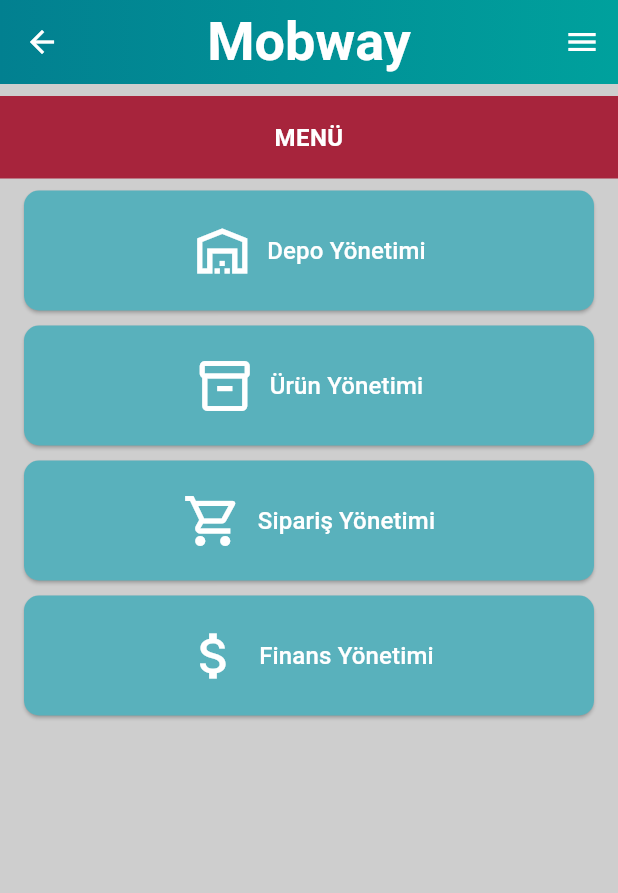
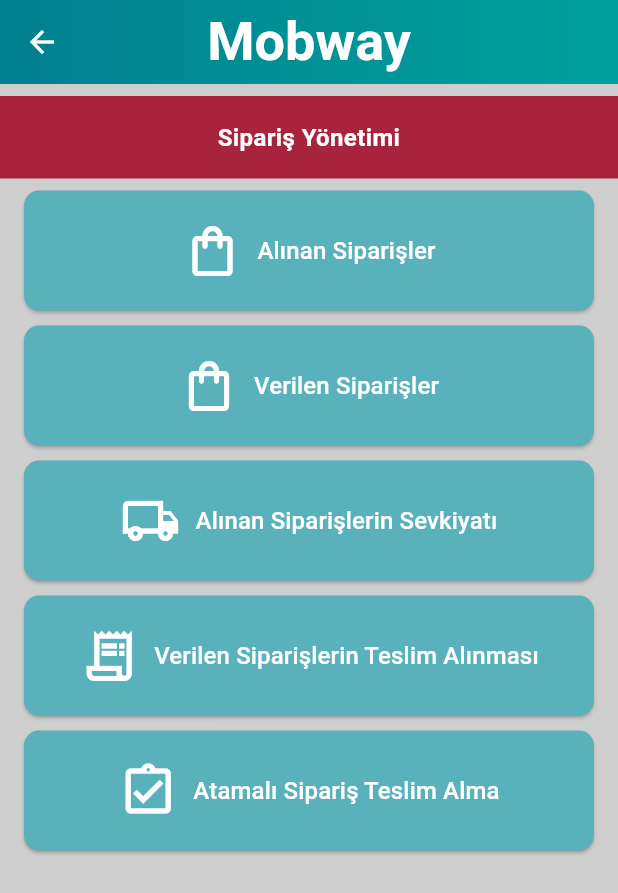
Before and after one commit to mehmetfurkansakiz/mobway_clone_app, a Flutter app: the MenuScreen screen opened directly, after a tap on "Sipariş Yönetimi", on a phone screen of 412 x 824 dp. Shown: the top 893 px of the screen. Run offline on Flutter 3.47's test engine with Material 3 defaults, Android fonts, the light colour scheme and no system bars.

Commit message:
Added Siparis Yonetimi Screen.

```diff
--- a/lib/menu_screen.dart
+++ b/lib/menu_screen.dart
@@ -5,6 +5,7 @@
 import 'package:mobway_clone_app/core/custom_red_banner.dart';
 import 'package:mobway_clone_app/depo_yonetimi_screen.dart';
 import 'package:mobway_clone_app/service/icon_button_model.dart';
+import 'package:mobway_clone_app/siparis_yonetimi_screen.dart';
 import 'package:mobway_clone_app/urun_yonetimi_screen.dart';
 
 class MenuScreen extends StatelessWidget {
@@ -34,7 +35,9 @@
         text: 'Sipariş Yönetimi',
         icon: Icons.shopping_cart_outlined,
         onPressed: () {
-          print('Pressed to Sipariş Yönetimi!');
+          Navigator.of(context).push(
+            MaterialPageRoute(builder: (context) => const SiparisYonetimiScreen()),
+          );
         },
       ),
       IconButtonModel(
--- /dev/null
+++ b/lib/siparis_yonetimi_screen.dart
@@ -0,0 +1,79 @@
+import 'package:flutter/material.dart';
+import 'package:mobway_clone_app/core/custom_app_bar.dart';
+import 'package:mobway_clone_app/core/custom_icon_button.dart';
+import 'package:mobway_clone_app/core/custom_red_banner.dart';
+import 'package:mobway_clone_app/service/icon_button_model.dart';
+
+class SiparisYonetimiScreen extends StatelessWidget {
+  const SiparisYonetimiScreen({super.key});
+
+  @override
+  Widget build(BuildContext context) {
+    //  Dummy Sipariş Yönetimi Button List
+    final List<IconButtonModel> siparisYonetimiButtons = [
+      IconButtonModel(
+        text: 'Alınan Siparişler',
+        icon: Icons.shopping_bag_outlined,
+        onPressed: () {
+          print('Pressed to Alınan Siparişler!');
+        },
+      ),
+      IconButtonModel(
+        text: 'Verilen Siparişler',
+        icon: Icons.shopping_bag_outlined,
+        onPressed: () {
+          print('Pressed to Verilen Siparişler!');
+        },
+      ),
+      IconButtonModel(
+        text: 'Alınan Siparişlerin Sevkiyatı',
+        icon: Icons.local_shipping_outlined,
+        onPressed: () {
+          print('Pressed to Alınan Siparişlerin Sevkiyatı!');
+        },
+      ),
+      IconButtonModel(
+        text: 'Verilen Siparişlerin Teslim Alınması',
+        icon: Icons.receipt_long_outlined,
+        onPressed: () {
+          print('Pressed to Verilen Siparişlerin Teslim Alınması!');
+        },
+      ),
+      IconButtonModel(
+        text: 'Atamalı Sipariş Teslim Alma',
+        icon: Icons.assignment_turned_in_outlined,
+        onPressed: () {
+          print('Pressed to Atamalı Sipariş Teslim Alma!');
+        },
+      ),
+    ];
+
+    return Scaffold(
+      appBar: const CustomAppBar(),
+      body: Column(
+        children: [
+          const CustomRedBanner(title: 'Sipariş Yönetimi'),
+          Expanded(
+            child: Padding(
+              padding: const EdgeInsets.symmetric(horizontal: 16.0),
+              child: ListView.builder(
+                itemCount: siparisYonetimiButtons.length,
+                itemBuilder: (context, index) {
+                  final siparisYonetimiButton = siparisYonetimiButtons[index];
+                  return Padding(
+                    padding: const EdgeInsets.only(bottom: 10.0),
+                    child: CustomIconButton(
+                      text: siparisYonetimiButton.text,
+                      onPressed: siparisYonetimiButton.onPressed,
+                      icon: siparisYonetimiButton.icon,
+                    ),
+                  );
+                },
+              ),
+            ),
+          ),
+        ],
+      ),
+    );
+  }
+}
```
